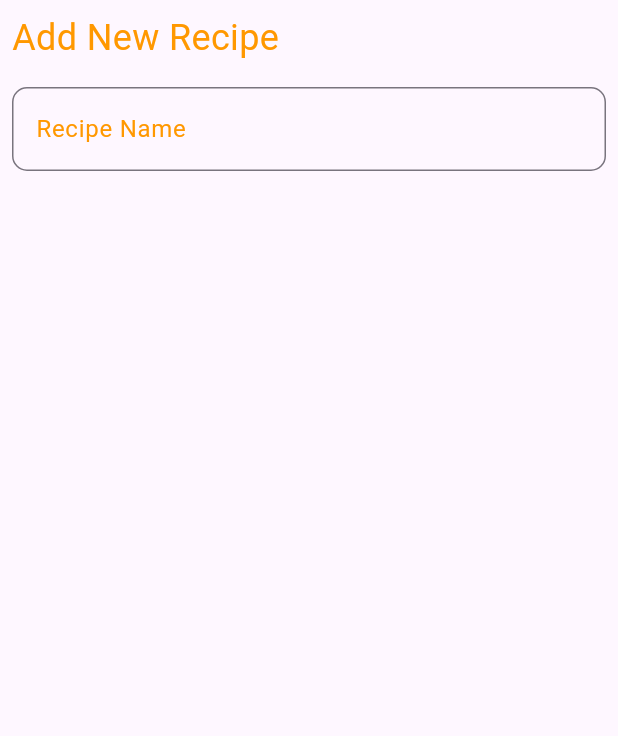
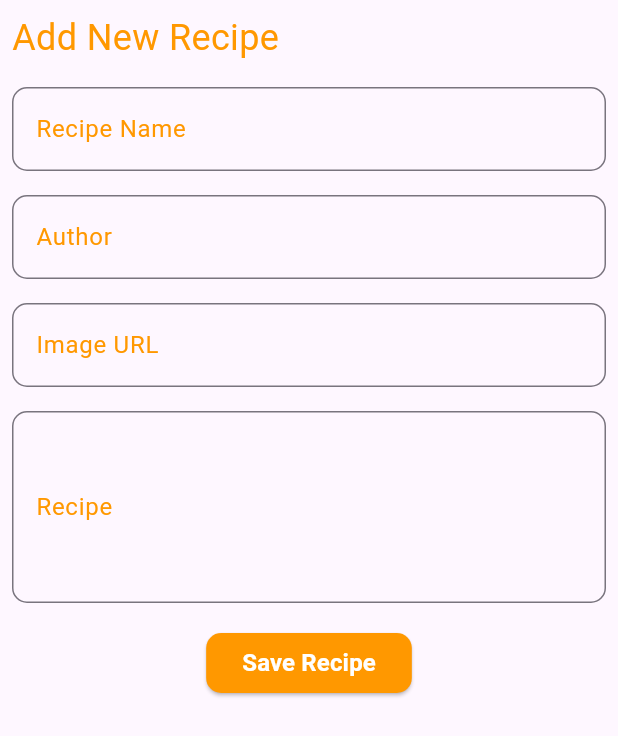
Before and after one commit to Scr1ptechnick/recipe, a Flutter app: the RecipeForm widget shown alone on an empty page, opened directly, on a phone screen of 412 x 824 dp. Shown: the top 736 px of the screen. Run offline on Flutter 3.47's test engine with Material 3 defaults, Android fonts, the phone set to English and light mode, and no system bars; network calls fail; Roboto replaces fonts that are missing (Quicksand).

Commit message:
Formulario con Scroll

```diff
--- a/lib/screens/home_screen.dart
+++ b/lib/screens/home_screen.dart
@@ -11,22 +11,53 @@ class HomeScreen extends StatelessWidget {
       ),
       floatingActionButton: FloatingActionButton(
         backgroundColor: Colors.orange,
-        child: Icon(Icons.add, color: Colors.white,),
-        onPressed: (){
+        child: Icon(Icons.add, color: Colors.white),
+        onPressed: () {
           _showBottom(context);
-          }),
+        },
+      ),
     );
   }
 
-  Future<void> _showBottom(BuildContext context){
+  Future<void> _showBottom(BuildContext context) {
     return showModalBottomSheet(
       context: context,
-      builder: (contexto) => Container(
-        width: MediaQuery.of(context).size.width,
-        height: 500,
-        color: Colors.white,
-        child: RecipeForm(),
-      )
+      isScrollControlled: true,
+      builder:
+          (context) => Padding(
+              padding: EdgeInsets.only(
+                bottom: MediaQuery.of(context).viewInsets.bottom,
+              ),
+              child: Container(
+                constraints: BoxConstraints(
+                  maxHeight: MediaQuery.of(context).size.height * 0.5,
+                ),
+                width: MediaQuery.of(context).size.width,
+                color: Colors.white,
+                child: Column(
+                  mainAxisSize: MainAxisSize.min,
+                  children: [
+                    Expanded(child: SingleChildScrollView(child: RecipeForm()))
+                  ],
+                )
+              ),
+            ),
+          /*(context) => GestureDetector(
+            behavior: HitTestBehavior.opaque,
+            onTap: () => FocusScope.of(context).unfocus(),
+            child: Padding(
+              padding: EdgeInsets.only(
+                bottom: MediaQuery.of(context).viewInsets.bottom,
+              ),
+              child: Container(
+                padding: const EdgeInsets.all(16),
+                width: MediaQuery.of(context).size.width,
+                height: 350,
+                //color: Colors.white,
+                child: const RecipeForm(),
+              ),
+            ),
+          ),*/
     );
   }
 
@@ -81,41 +112,117 @@ class RecipeForm extends StatelessWidget {
 
   @override
   Widget build(BuildContext context) {
+    final _formKey = GlobalKey<FormState>();
+
+    final TextEditingController _recipeName = TextEditingController();
+    final TextEditingController _recipeAuthor = TextEditingController();
+    final TextEditingController _recipeIMG = TextEditingController();
+    final TextEditingController _recipeDescription = TextEditingController();
+
     return Padding(
       padding: EdgeInsets.all(8),
       child: Form(
-        //key: _formKey,
+        key: _formKey,
         child: Column(
           crossAxisAlignment: CrossAxisAlignment.start,
           children: [
-            Text('Add New Recipe',
-            style: TextStyle(
-              color: Colors.orange,
-              fontSize: 24,
-              ),),
-              SizedBox(height: 16,),
-              _buildTextField(label: 'Recipe Name')
+            Text(
+              'Add New Recipe',
+              style: TextStyle(color: Colors.orange, fontSize: 24),
+            ),
+            SizedBox(height: 16),
+            _buildTextField(
+              controller: _recipeName,
+              label: 'Recipe Name',
+              validator: (value) {
+                if (value == null || value.isEmpty) {
+                  return 'Please enter the name recipe';
+                }
+                return null;
+              },
+            ),
+            SizedBox(height: 16),
+            _buildTextField(
+              controller: _recipeAuthor,
+              label: 'Author',
+              validator: (value) {
+                if (value == null || value.isEmpty) {
+                  return 'Please enter the author';
+                }
+                return null;
+              },
+            ),
+            SizedBox(height: 16),
+            _buildTextField(
+              controller: _recipeIMG,
+              label: 'Image URL',
+              validator: (value) {
+                if (value == null || value.isEmpty) {
+                  return 'Please enter the image URL';
+                }
+                return null;
+              },
+            ),
+            SizedBox(height: 16),
+            _buildTextField(
+              maxLines: 4,
+              controller: _recipeDescription,
+              label: 'Recipe',
+              validator: (value) {
+                if (value == null || value.isEmpty) {
+                  return 'Please enter the recipe description';
+                }
+                return null;
+              },
+            ),
+            SizedBox(height: 16),
+            Center(
+              child: ElevatedButton(
+                onPressed: () {
+                  if (_formKey.currentState!.validate()) {
+                    Navigator.pop(context);
+                  }
+                },
+                style: ElevatedButton.styleFrom(
+                  backgroundColor: Colors.orange,
+                  shape: RoundedRectangleBorder(
+                    borderRadius: BorderRadius.circular(10),
+                  ),
+                ),
+                child: Text(
+                  'Save Recipe',
+                  style: TextStyle(
+                    color: Colors.white,
+                    fontSize: 16,
+                    fontWeight: FontWeight.bold,
+                  ),
+                ),
+              ),
+            ),
           ],
-        ),)
+        ),
+      ),
     );
   }
 
-  Widget _buildTextField({required String label})  {
-    return  TextFormField(
+  Widget _buildTextField({
+    required String label,
+    required TextEditingController controller,
+    required String? Function(String?) validator,
+    int maxLines = 1,
+  }) {
+    return TextFormField(
       decoration: InputDecoration(
         labelText: label,
-        labelStyle: TextStyle(
-          fontFamily: 'Quicksand',
-          color: Colors.orange,
-        ),
-        border: OutlineInputBorder(
+        labelStyle: TextStyle(fontFamily: 'Quicksand', color: Colors.orange),
+        border: OutlineInputBorder(borderRadius: BorderRadius.circular(10)),
+        focusedBorder: OutlineInputBorder(
+          borderSide: BorderSide(color: Colors.orange, width: 1),
           borderRadius: BorderRadius.circular(10),
         ),
-        focusedBorder: OutlineInputBorder(
-          borderSide: BorderSide(color: Colors.orange, width: 1),
-          borderRadius: BorderRadius.circular(10)
-        )
       ),
+      validator: validator,
+      maxLines: maxLines,
     );
   }
 }
```
